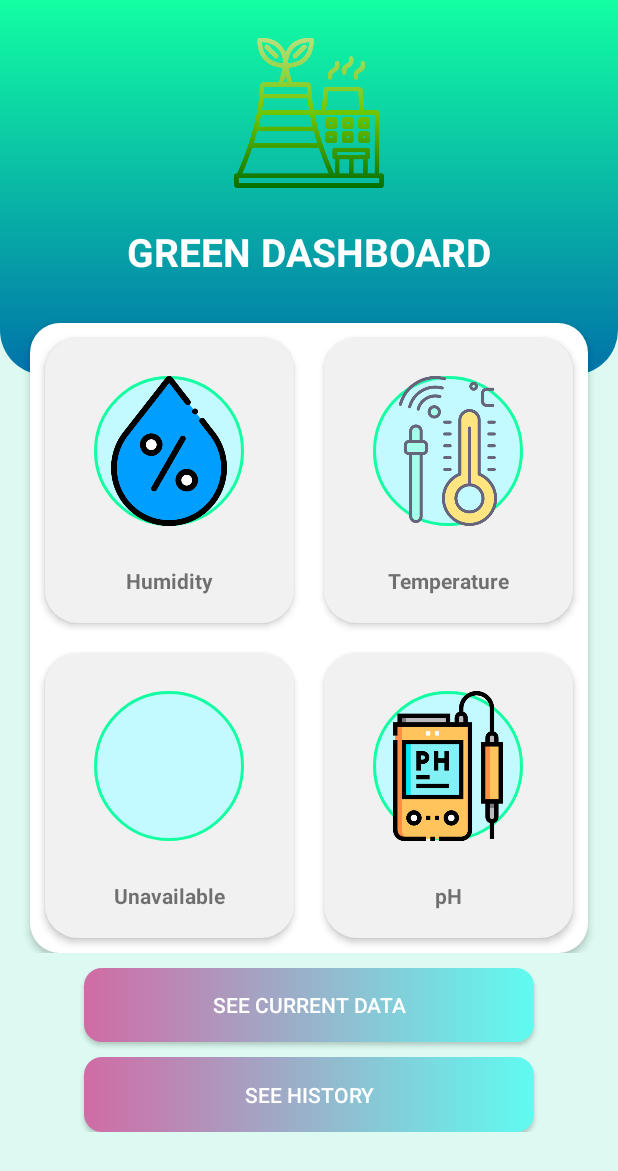
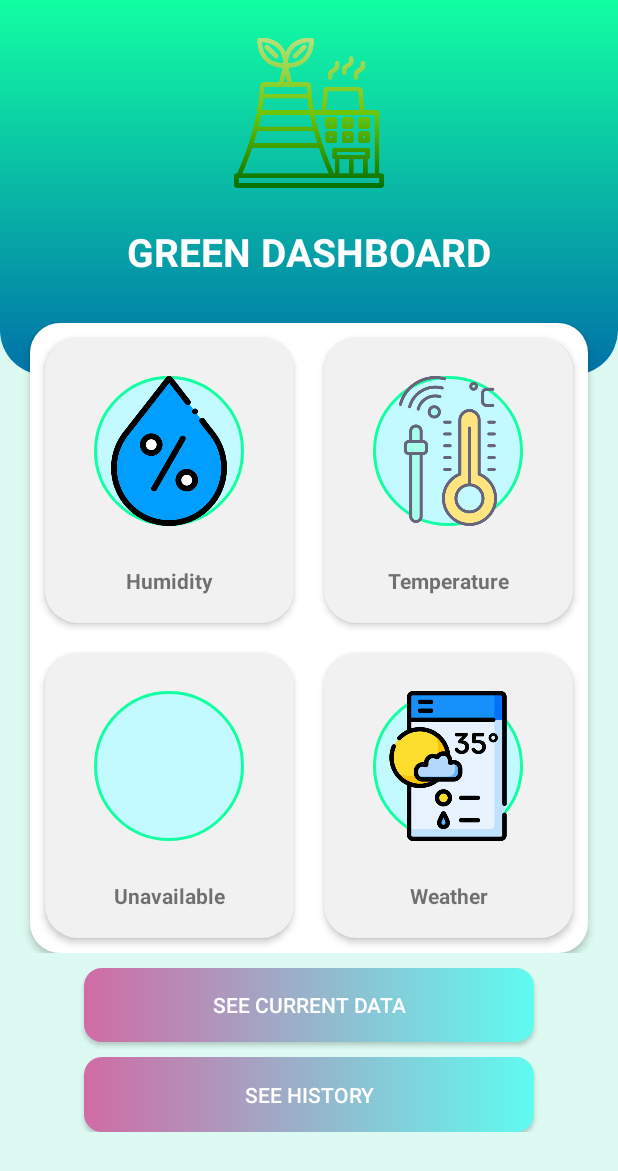
Before and after one commit to ngtri2081/VGU_AIoT, an Android app: the screen it shows after launch (MainActivity), on a phone screen of 412 x 824 dp. Shown: the top 1171 px of the screen. Run offline under Robolectric (Android 15) with nearby library versions, the phone set to English and light mode, and no system bars; libraries missing offline, so code that uses them is left out: org.eclipse.paho; 9 statements that could not run were skipped.

Commit message:
Weather forecast Ui

```diff
--- a/IoT_Dashboard/app/src/main/java/vgu/aiot/group_anchay/iotdashboard/MainActivity.java
+++ b/IoT_Dashboard/app/src/main/java/vgu/aiot/group_anchay/iotdashboard/MainActivity.java
@@ -2,8 +2,12 @@ package vgu.aiot.group_anchay.iotdashboard;
 
 import androidx.appcompat.app.AppCompatActivity;
 
+import android.content.Context;
+import android.content.Intent;
 import android.os.Bundle;
 import android.util.Log;
+import android.view.View;
+import android.widget.ImageButton;
 import android.widget.TextView;
 
 import org.eclipse.paho.client.mqttv3.IMqttDeliveryToken;
@@ -14,6 +18,7 @@ import org.eclipse.paho.client.mqttv3.MqttMessage;
 public class MainActivity extends AppCompatActivity {
     MQTTHelper mqttHelper;
     TextView txtTemperature, txtHumidity;
+    ImageButton myImageButton;
 
     @Override
     protected void onCreate(Bundle savedInstanceState) {
@@ -26,7 +31,19 @@ public class MainActivity extends AppCompatActivity {
         }
         txtTemperature = findViewById(R.id.temperatureText);
         txtHumidity = findViewById(R.id.humidityText);
-    }
+
+
+        setContentView(R.layout.activity_main);
+        myImageButton = findViewById(R.id.weatherImage);
+        myImageButton.setOnClickListener(new View.OnClickListener() {
+                @Override
+                public void onClick(View v) {
+                    Intent intentLoadNewActivity = new Intent(MainActivity.this, NewActivity.class);
+                    startActivity(intentLoadNewActivity);
+               }
+            });
+        }
+
 
     public void startMQTT(){
         mqttHelper = new MQTTHelper(this);
@@ -57,4 +74,6 @@ public class MainActivity extends AppCompatActivity {
             }
         });
     }
+
+
 }
--- a/IoT_Dashboard/app/src/main/res/layout/activity_main.xml
+++ b/IoT_Dashboard/app/src/main/res/layout/activity_main.xml
@@ -211,23 +211,23 @@
                                     android:layout_margin="25dp"
                                     android:background="@drawable/cirle_backround">
 
-                                    <ImageView
-                                        android:id="@+id/pHImage"
+                                    <ImageButton
+                                        android:id="@+id/weatherImage"
                                         android:layout_width="100dp"
                                         android:layout_height="100dp"
-                                        app:layout_constraintEnd_toEndOf="parent"
-                                        app:layout_constraintStart_toStartOf="parent"
-                                        app:layout_constraintTop_toTopOf="parent"
-                                        app:srcCompat="@drawable/ph1" />
+                                        android:background="#00000000"
+                                        android:scaleType="fitCenter"
+                                        app:srcCompat="@drawable/weather"
+                                        tools:ignore="MissingConstraints" />
 
                                 </androidx.constraintlayout.widget.ConstraintLayout>
 
                                 <TextView
-                                    android:id="@+id/pHText"
+                                    android:id="@+id/weatherText"
                                     android:layout_width="match_parent"
                                     android:layout_height="wrap_content"
                                     android:layout_margin="1dp"
-                                    android:text="pH"
+                                    android:text="Weather"
                                     android:textAlignment="center"
                                     android:textStyle="bold" />
                             </LinearLayout>
--- /dev/null
+++ b/IoT_Dashboard/app/src/main/res/values/refs.xml
@@ -0,0 +1,2 @@
+<?xml version="1.0" encoding="utf-8"?>
+<resources></resources>
--- a/IoT_Dashboard/app/src/main/res/values/themes.xml
+++ b/IoT_Dashboard/app/src/main/res/values/themes.xml
@@ -1,6 +1,7 @@
 <resources xmlns:tools="http://schemas.android.com/tools">
     <!-- Base application theme. -->
     <style name="Theme.IoT_Dashboard" parent="Theme.AppCompat.Light.NoActionBar">
+        <item name="android:windowFullscreen"> true</item>
         <!-- Primary brand color. -->
         <item name="colorPrimary">@color/purple_500</item>
         <item name="colorPrimaryVariant">@color/purple_700</item>
```
Also changed, not shown: IoT_Dashboard/app/src/main/AndroidManifest.xml (+11 -4 lines), IoT_Dashboard/app/src/main/java/vgu/aiot/group_anchay/iotdashboard/NewActivity.java (added, +35 -0 lines), IoT_Dashboard/app/src/main/java/vgu/aiot/group_anchay/iotdashboard/Weather.java (added, +12 -0 lines), IoT_Dashboard/app/src/main/java/vgu/aiot/group_anchay/iotdashboard/WeatherAdapter.java (added, +45 -0 lines), IoT_Dashboard/app/src/main/res/drawable/weather_background.xml (added, +9 -0 lines), IoT_Dashboard/app/src/main/res/layout/activity_new.xml (added, +22 -0 lines), IoT_Dashboard/app/src/main/res/layout/weather_layout.xml (added, +52 -0 lines), IoT_Dashboard/app/src/main/res/drawable/weather.png (added).
